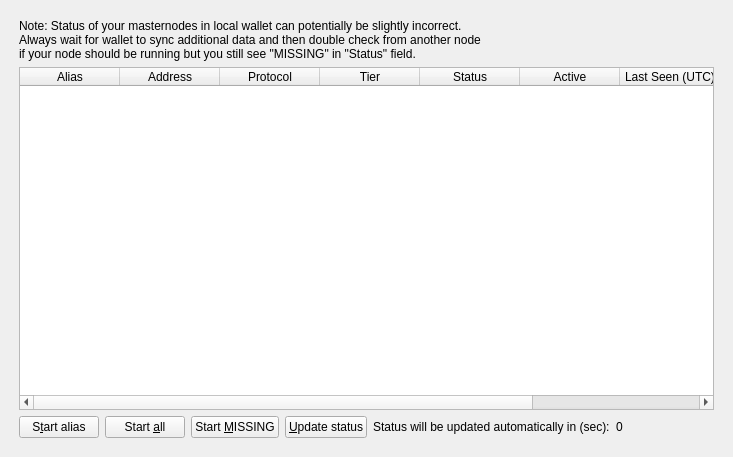
Old version of the form src/qt/forms/masternodelist.ui in the repository MCLXI/cato2.
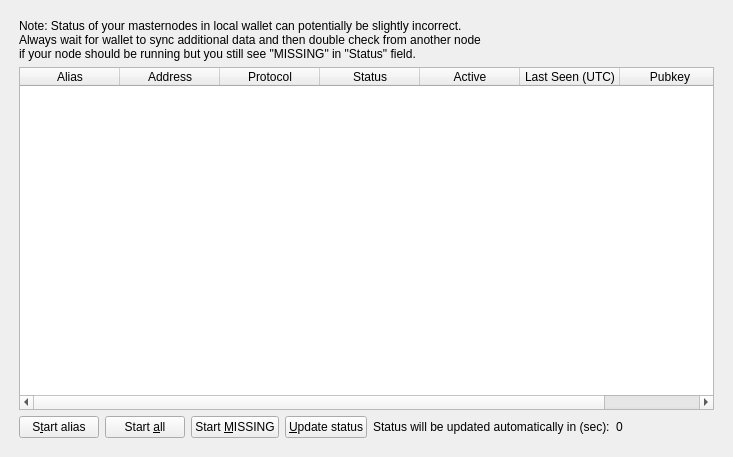
New version of the form.

Diff of the .ui file:
```diff
--- a/src/qt/forms/masternodelist.ui
+++ b/src/qt/forms/masternodelist.ui
@@ -132,11 +132,6 @@
              <string>Protocol</string>
             </property>
 	   </column>
-           <column>
-            <property name="text">
-             <string>Tier</string>
-            </property>
-           </column>
            <column>
             <property name="text">
              <string>Status</string>
```
